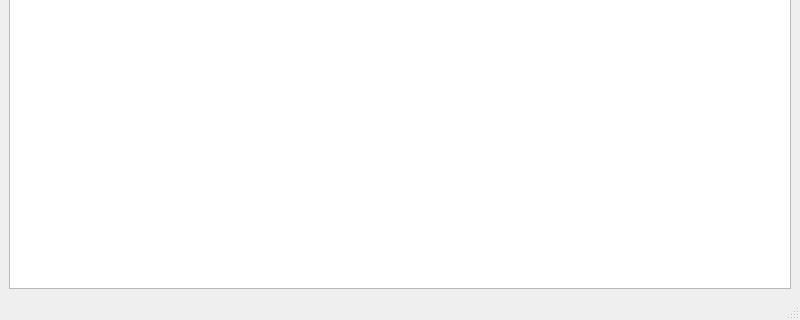
This is main.ui in Alex-pug-bronks/espresso as Qt 5 draws it before an edit; both pictures show x 0 to 800 and y 280 to 600 of the 800 by 600 pixel window. The edited form follows.
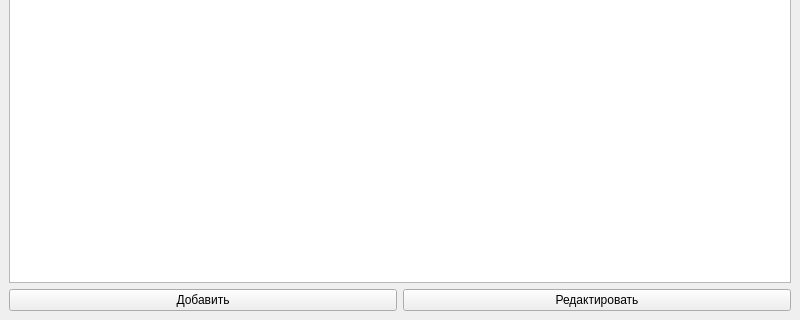
This is the edited form.

Commit message: капучино edit

```diff
--- a/main.ui
+++ b/main.ui
@@ -4,8 +4,8 @@
  <widget class="QMainWindow" name="MainWindow">
   <property name="geometry">
    <rect>
-    <x>100</x>
-    <y>100</y>
+                <x>0</x>
+                <y>0</y>
     <width>800</width>
     <height>600</height>
    </rect>
@@ -33,11 +33,25 @@
       </property>
      </widget>
     </item>
-   </layout>
-  </widget>
-  <widget class="QMenuBar" name="menubar"/>
-  <widget class="QStatusBar" name="statusbar"/>
- </widget>
- <resources/>
- <connections/>
+                <item>
+                    <layout class="QHBoxLayout" name="buttonLayout">
+                        <item>
+                            <widget class="QPushButton" name="btnAdd">
+                                <property name="text">
+                                    <string>Добавить</string>
+                                </property>
+                            </widget>
+                        </item>
+                        <item>
+                            <widget class="QPushButton" name="btnEdit">
+                                <property name="text">
+                                    <string>Редактировать</string>
+                                </property>
+                            </widget>
+                        </item>
+                    </layout>
+                </item>
+            </layout>
+        </widget>
+    </widget>
 </ui>
```
Left out of the diff: 2 changed lines with no effect on the pictures. Lines whose indentation alone changed are shown as unchanged. The commit also changes 3 other files.
